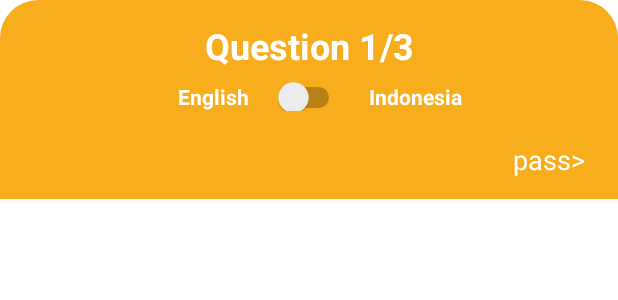
After one commit to Pypoh/SnapventureMultiplayer, an Android app: the layout popup_riddle.xml on its own in the app's theme, with its tools: preview values and no code run, on a phone screen of 412 x 824 dp. The commit adds this screen. Shown: the top 300 px of the screen. Run offline under Robolectric (Android 15) with nearby library versions, the phone set to English and light mode, and no system bars.

Commit message:
v0.2 afif

```diff
--- a/app/src/main/java/com/example/snapventuremultiplayer/utils/Constants.kt
+++ b/app/src/main/java/com/example/snapventuremultiplayer/utils/Constants.kt
@@ -9,6 +9,7 @@ class Constants {
         // Timeout / Delay
         const val AUTH_TIMEOUT: Long = 5000L
         const val SPLASH_SCREEN_DELAY: Long = 2000L
+        const val RIDDLE_STAGE_TIMEOUT: Long = 30000L
 
         // Firebase Collection
         const val ROOM_COLLECTION = "room"
@@ -26,5 +27,8 @@ class Constants {
         // Intent
         const val EXTRA_ROOM_DATA = "EXTRA_ROOM_DATA"
 
+        // Header
+        const val RIDDLE_POPUP_HEADER = "Question "
+
     }
 }
--- /dev/null
+++ b/app/src/main/res/layout/popup_riddle.xml
@@ -0,0 +1,111 @@
+<?xml version="1.0" encoding="utf-8"?>
+
+<layout>
+
+    <data>
+
+
+    </data>
+
+    <androidx.constraintlayout.widget.ConstraintLayout xmlns:android="http://schemas.android.com/apk/res/android"
+        xmlns:app="http://schemas.android.com/apk/res-auto"
+        android:layout_width="match_parent"
+        android:layout_height="wrap_content"
+        android:background="@drawable/popup_question_background"
+        android:gravity="center"
+        android:orientation="vertical"
+        android:padding="6dp">
+
+        <TextView
+            android:id="@+id/question_header"
+            android:layout_width="match_parent"
+            android:layout_height="wrap_content"
+            android:layout_marginTop="8dp"
+            android:fontFamily="sans-serif"
+            android:text="Question 1/3"
+            android:textAlignment="center"
+            android:textColor="@color/white"
+            android:textSize="24sp"
+            android:textStyle="bold"
+            app:layout_constraintTop_toTopOf="parent" />
+
+
+        <androidx.constraintlayout.widget.ConstraintLayout
+            android:id="@+id/switch_language_layout"
+            android:layout_width="match_parent"
+            android:layout_height="wrap_content"
+            android:layout_marginTop="8dp"
+            app:layout_constraintTop_toBottomOf="@id/question_header">
+
+            <TextView
+                android:id="@+id/popup_english"
+                android:layout_width="wrap_content"
+                android:layout_height="wrap_content"
+                android:layout_marginEnd="16dp"
+                android:text="English"
+                android:textColor="@color/white"
+                android:textSize="14sp"
+                android:textStyle="bold"
+                app:layout_constraintBottom_toBottomOf="@+id/switch_language"
+                app:layout_constraintRight_toLeftOf="@id/switch_language"
+                app:layout_constraintTop_toTopOf="@+id/switch_language" />
+
+            <Switch
+                android:id="@+id/switch_language"
+                android:layout_width="wrap_content"
+                android:layout_height="wrap_content"
+                app:layout_constraintBottom_toBottomOf="@+id/popup_indonesia"
+                app:layout_constraintLeft_toLeftOf="parent"
+                app:layout_constraintRight_toRightOf="parent"
+                app:layout_constraintTop_toTopOf="@+id/popup_indonesia" />
+
+            <TextView
+                android:id="@+id/popup_indonesia"
+                android:layout_width="wrap_content"
+                android:layout_height="wrap_content"
+                android:layout_marginStart="16dp"
+                android:text="Indonesia"
+                android:textColor="@color/white"
+                android:textSize="14sp"
+                android:textStyle="bold"
+                app:layout_constraintBottom_toBottomOf="@+id/switch_language"
+                app:layout_constraintLeft_toRightOf="@id/switch_language"
+                app:layout_constraintTop_toTopOf="@+id/switch_language" />
+
+        </androidx.constraintlayout.widget.ConstraintLayout>
+
+
+        <TextSwitcher
+            android:id="@+id/riddles_text_popup"
+            android:layout_width="match_parent"
+            android:layout_height="wrap_content"
+            android:layout_marginTop="8dp"
+            android:fontFamily="sans-serif"
+            android:paddingLeft="32dp"
+            android:paddingRight="32dp"
+            app:layout_constraintTop_toBottomOf="@id/switch_language_layout">
+
+        </TextSwitcher>
+
+        <TextView
+            android:id="@+id/text_pass_button"
+            android:layout_width="wrap_content"
+            android:layout_height="wrap_content"
+            android:layout_gravity="end"
+            android:layout_marginTop="8dp"
+            android:fontFamily="sans-serif"
+            android:gravity="end"
+            android:paddingStart="8dp"
+            android:paddingTop="4dp"
+            android:paddingEnd="16dp"
+            android:paddingBottom="8dp"
+            android:text="pass>"
+            android:textAlignment="textEnd"
+            android:textColor="@color/white"
+            android:textSize="18sp"
+            app:layout_constraintRight_toRightOf="parent"
+            app:layout_constraintTop_toBottomOf="@id/riddles_text_popup" />
+
+    </androidx.constraintlayout.widget.ConstraintLayout>
+
+</layout>
```
Also changed, not shown: app/src/main/java/com/example/snapventuremultiplayer/ui/camera/CameraActivity.kt (+83 -75 lines), app/src/main/java/com/example/snapventuremultiplayer/ui/camera/CameraViewModel.kt (+35 -3 lines), app/src/main/res/layout/activity_camera.xml (+24 -16 lines), 1 other file.
